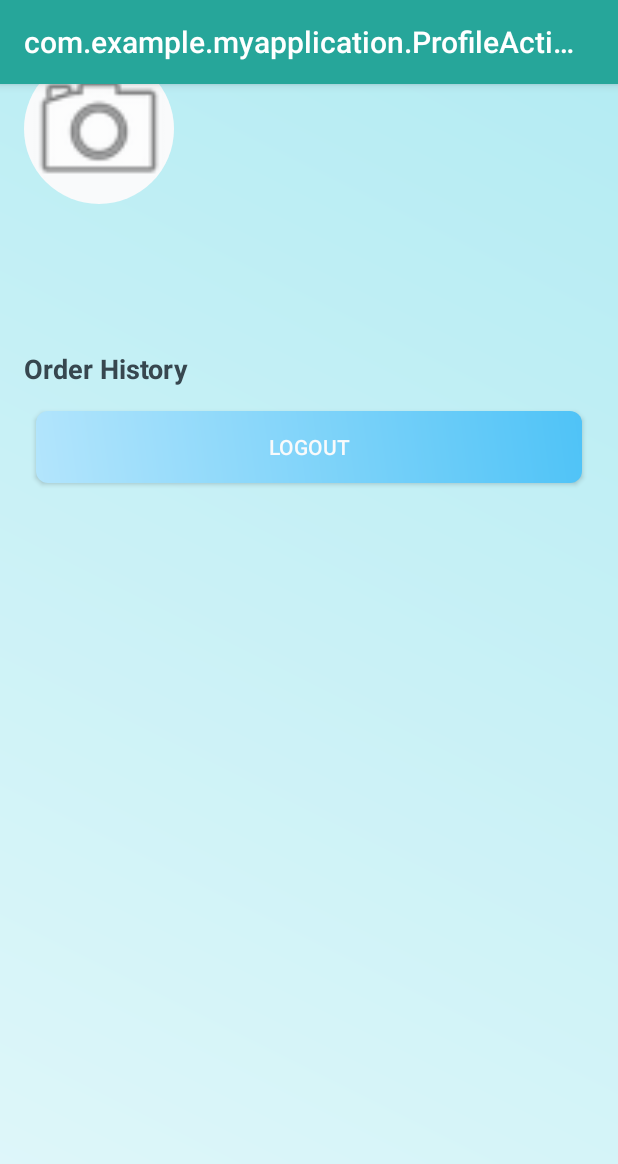
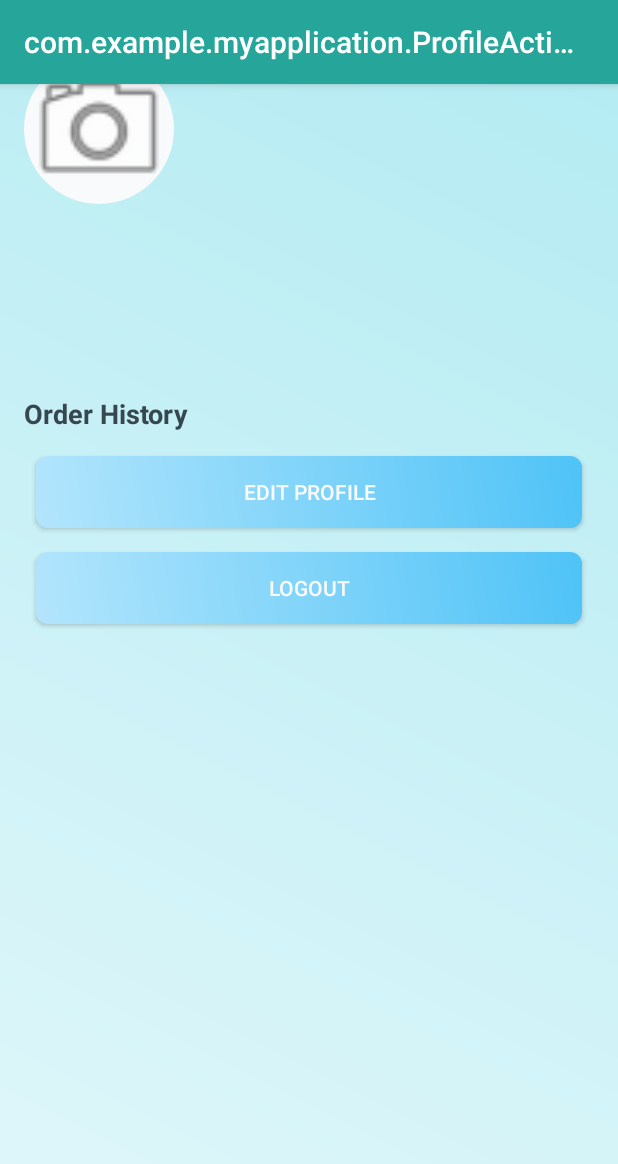
Before and after one commit to Vildan56/AndroidApp, an Android app: the ProfileActivity screen opened directly, with no data from a screen before it, on a phone screen of 412 x 824 dp. Shown: the top 1164 px of the screen. Run offline under Robolectric (Android 15) with nearby library versions, the phone set to English and light mode, and no system bars; our stand-ins replace Firebase (no records; nobody signed in at launch, a user with empty details on screens opened directly).

```diff
--- a/app/build.gradle
+++ b/app/build.gradle
@@ -32,6 +32,8 @@ android {
 dependencies {
     implementation (platform('com.google.firebase:firebase-bom:33.13.0'))
     implementation("com.google.firebase:firebase-auth")
+    implementation ("com.google.firebase:firebase-firestore")
+    apply plugin: 'com.google.gms.google-services'
     implementation 'androidx.recyclerview:recyclerview:1.4.0'
     implementation 'androidx.room:room-runtime:2.7.1'
     annotationProcessor 'androidx.room:room-compiler:2.7.1'
--- a/app/src/main/res/layout/activity_profile.xml
+++ b/app/src/main/res/layout/activity_profile.xml
@@ -23,9 +23,8 @@
 
     <TextView
         android:id="@+id/tv_name"
-        android:layout_width="wrap_content"
+        android:layout_width="match_parent"
         android:layout_height="wrap_content"
-        android:text="User Name"
         android:textSize="20sp"
         android:textStyle="bold"
         android:textColor="@color/text_primary"
@@ -33,15 +32,23 @@
         app:layout_constraintStart_toStartOf="parent"
         app:layout_constraintEnd_toEndOf="parent"
         android:layout_marginTop="16dp" />
-
     <TextView
         android:id="@+id/tv_email"
-        android:layout_width="wrap_content"
+        android:layout_width="match_parent"
         android:layout_height="wrap_content"
-        android:text="user@example.com"
         android:textSize="16sp"
         android:textColor="@color/text_primary"
         app:layout_constraintTop_toBottomOf="@id/tv_name"
+        app:layout_constraintStart_toStartOf="parent"
+        app:layout_constraintEnd_toEndOf="parent"
+        android:layout_marginTop="8dp" />
+    <TextView
+        android:id="@+id/tv_phone"
+        android:layout_width="match_parent"
+        android:layout_height="wrap_content"
+        android:textSize="16sp"
+        android:textColor="@color/text_primary"
+        app:layout_constraintTop_toBottomOf="@id/tv_email"
         app:layout_constraintStart_toStartOf="parent"
         app:layout_constraintEnd_toEndOf="parent"
         android:layout_marginTop="8dp" />
@@ -67,6 +74,15 @@
         app:layout_constraintStart_toStartOf="parent"
         app:layout_constraintEnd_toEndOf="parent"
         android:layout_marginTop="8dp" />
+    <Button
+        android:id="@+id/btn_edit_profile"
+        android:layout_width="match_parent"
+        android:layout_height="wrap_content"
+        android:text="Edit Profile"
+        style="@style/ButtonStyle"
+        app:layout_constraintTop_toBottomOf="@id/tv_phone"
+        app:layout_constraintStart_toStartOf="parent"
+        app:layout_constraintEnd_toEndOf="parent" />
 
     <Button
         android:id="@+id/btn_logout"
```
Also changed, not shown: app/src/main/AndroidManifest.xml (+8 -7 lines), app/src/main/java/com/example/myapplication/LoginActivity.java (+16 -1 lines), app/src/main/java/com/example/myapplication/Product.java (+6 -1 lines), app/src/main/java/com/example/myapplication/ProductAdapter.java (+38 -0 lines), app/src/main/java/com/example/myapplication/ProductListActivity.java (+73 -14 lines), app/src/main/res/layout/activity_product_list.xml (+7 -0 lines), app/src/main/res/layout/dialog_edit_profile.xml (added, +21 -0 lines), app/src/main/res/menu/menu_product_list.xml (added, +10 -0 lines).
